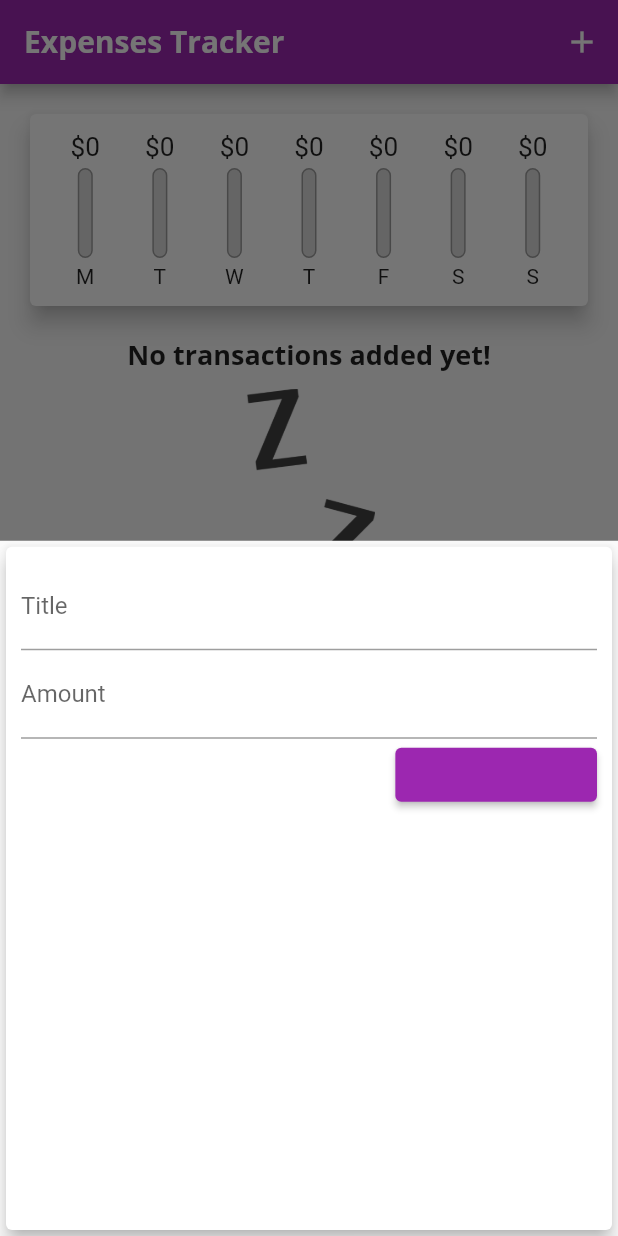
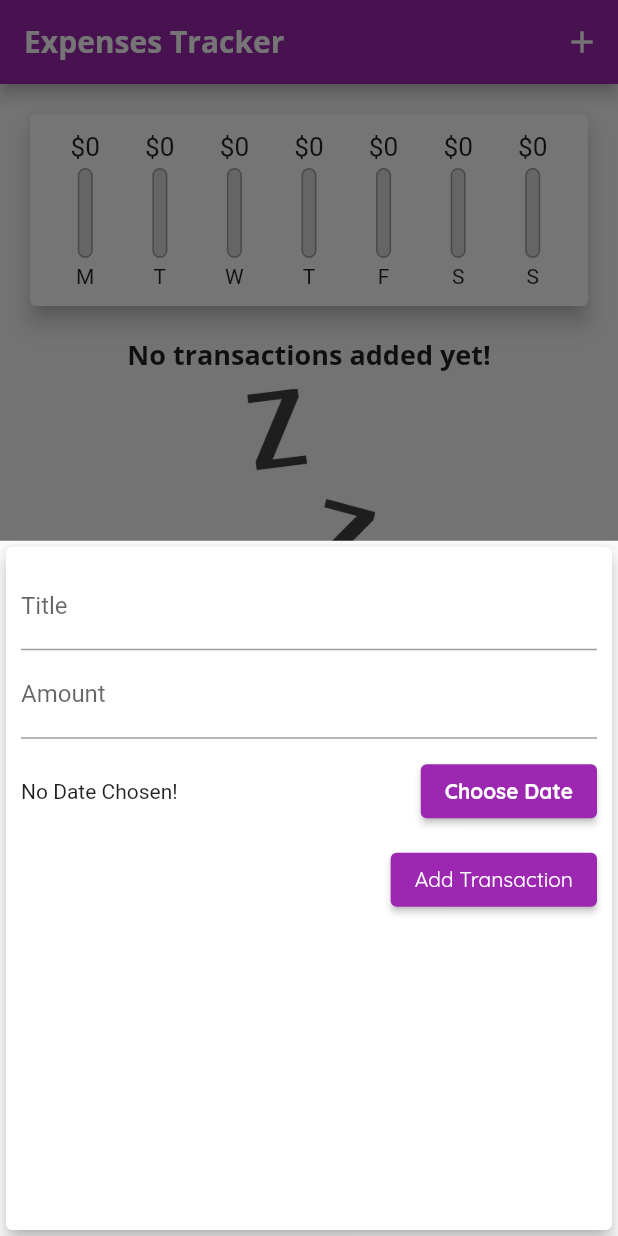
Before and after one commit to vicky5243/expenses_tracker, a Flutter app: the screen it shows after launch, after a tap on the "add" icon, on a phone screen of 412 x 824 dp. Run offline on Flutter 3.47's test engine with Material 2 defaults, Android fonts, the phone set to English and light mode, and no system bars.

Commit message:
Add date picker and delete transactions functionality

```diff
--- a/lib/main.dart
+++ b/lib/main.dart
@@ -23,12 +23,14 @@ class MyApp extends StatelessWidget {
           secondary: Colors.amber,
         ),
         fontFamily: 'Quicksand',
+        // errorColor: Colors.red,
         textTheme: ThemeData.light().textTheme.copyWith(
               headline6: const TextStyle(
                 fontFamily: 'OpenSans',
                 fontWeight: FontWeight.bold,
                 fontSize: 18,
               ),
+              button: const TextStyle(color: Colors.white),
             ),
         appBarTheme: AppBarTheme(
           toolbarTextStyle: ThemeData.light()
@@ -89,15 +91,21 @@ class _MyHomePageState extends State<MyHomePage> {
     }).toList();
   }
 
-  void _addNewTransaction(String title, double amount) {
+  void _addNewTransaction(String title, double amount, DateTime chosenDate) {
     final newTransaction = Transaction(
       id: DateTime.now().toString(),
       title: title,
       amount: amount,
-      date: DateTime.now(),
+      date: chosenDate,
     );
     setState(() {
       _userTransactions.add(newTransaction);
+    });
+  }
+
+  void _deleteTransaction(String id) {
+    setState(() {
+      _userTransactions.removeWhere((tx) => tx.id == id);
     });
   }
 
@@ -137,7 +145,7 @@ class _MyHomePageState extends State<MyHomePage> {
           crossAxisAlignment: CrossAxisAlignment.stretch,
           children: <Widget>[
             Chart(recentTransactions: _recentTransactions),
-            TransactionList(_userTransactions)
+            TransactionList(_userTransactions, _deleteTransaction),
           ],
         ),
       ),
--- a/lib/widgets/new_transaction.dart
+++ b/lib/widgets/new_transaction.dart
@@ -1,4 +1,5 @@
 import 'package:flutter/material.dart';
+import 'package:intl/intl.dart';
 
 class NewTransaction extends StatefulWidget {
   final Function addTransaction;
@@ -11,20 +12,40 @@ class NewTransaction extends StatefulWidget {
 
 class _NewTransactionState extends State<NewTransaction> {
   // var titleInput;
-  final titleController = TextEditingController();
+  final _titleController = TextEditingController();
+  final _amountController = TextEditingController();
+  var _selectedDate;
 
-  final amountController = TextEditingController();
+  void _submitData() {
+    if (_amountController.text.isEmpty) return;
+    final enteredTitle = _titleController.text;
+    final enteredAmount = double.parse(_amountController.text);
+    if (enteredTitle.isEmpty || enteredAmount <= 0 || _selectedDate == null) {
+      return;
+    }
 
-  void submitData() {
-    final enteredTitle = titleController.text;
-    final enteredAmount = double.parse(amountController.text);
-    if (enteredTitle.isEmpty || enteredAmount <= 0) return;
     widget.addTransaction(
       enteredTitle,
       enteredAmount,
+      _selectedDate,
     );
     // Close the bottom sheet
     Navigator.of(context).pop();
+  }
+
+  void _presentDatePicker() {
+    showDatePicker(
+      context: context,
+      initialDate: DateTime.now(),
+      firstDate: DateTime(2022),
+      lastDate: DateTime.now(),
+    ).then((pickedDate) {
+      // clicked on cancel
+      if (pickedDate == null) return;
+      setState(() {
+        _selectedDate = pickedDate;
+      });
+    });
   }
 
   @override
@@ -40,8 +61,8 @@ class _NewTransactionState extends State<NewTransaction> {
               decoration: const InputDecoration(
                 labelText: 'Title',
               ),
-              controller: titleController,
-              onSubmitted: (_) => submitData(),
+              controller: _titleController,
+              onSubmitted: (_) => _submitData(),
               // onChanged: (val) {
               //   titleInput = val;
               // },
@@ -50,19 +71,43 @@ class _NewTransactionState extends State<NewTransaction> {
               decoration: const InputDecoration(
                 labelText: 'Amount',
               ),
-              controller: amountController,
+              controller: _amountController,
               keyboardType: TextInputType.number,
-              onSubmitted: (_) => submitData(),
+              onSubmitted: (_) => _submitData(),
               // onChanged: (val) {
               //   amountInput = val;
               // },
             ),
+            Container(
+              height: 70,
+              child: Row(
+                children: <Widget>[
+                  Expanded(
+                    child: Text(
+                      _selectedDate == null
+                          ? 'No Date Chosen!'
+                          : DateFormat.yMd().format(_selectedDate),
+                    ),
+                  ),
+                  ElevatedButton(
+                    onPressed: _presentDatePicker,
+                    child: const Text(
+                      'Choose Date',
+                      style: TextStyle(
+                        color: Colors.white,
+                        fontWeight: FontWeight.bold,
+                      ),
+                    ),
+                  )
+                ],
+              ),
+            ),
             ElevatedButton(
-              onPressed: submitData,
+              onPressed: _submitData,
               child: const Text(
                 'Add Transaction',
                 style: TextStyle(
-                  color: Colors.purple,
+                  color: Colors.white,
                 ),
               ),
             )
--- a/lib/widgets/transaction_list.dart
+++ b/lib/widgets/transaction_list.dart
@@ -5,11 +5,12 @@ import '../models/transaction.dart';
 
 class TransactionList extends StatelessWidget {
   final List<Transaction> transactions;
-  TransactionList(this.transactions);
+  final Function deleteTx;
+  TransactionList(this.transactions, this.deleteTx);
   @override
   Widget build(BuildContext context) {
     return Container(
-      height: 300,
+      height: 500,
       child: transactions.isEmpty
           ? Column(
               children: [
@@ -56,6 +57,11 @@ class TransactionList extends StatelessWidget {
                     subtitle: Text(
                       DateFormat.yMMMd().format(transactions[index].date),
                     ),
+                    trailing: IconButton(
+                      icon: const Icon(Icons.delete),
+                      color: Theme.of(context).errorColor,
+                      onPressed: () => deleteTx(transactions[index].id),
+                    ),
                   ),
                 );
               },
```
